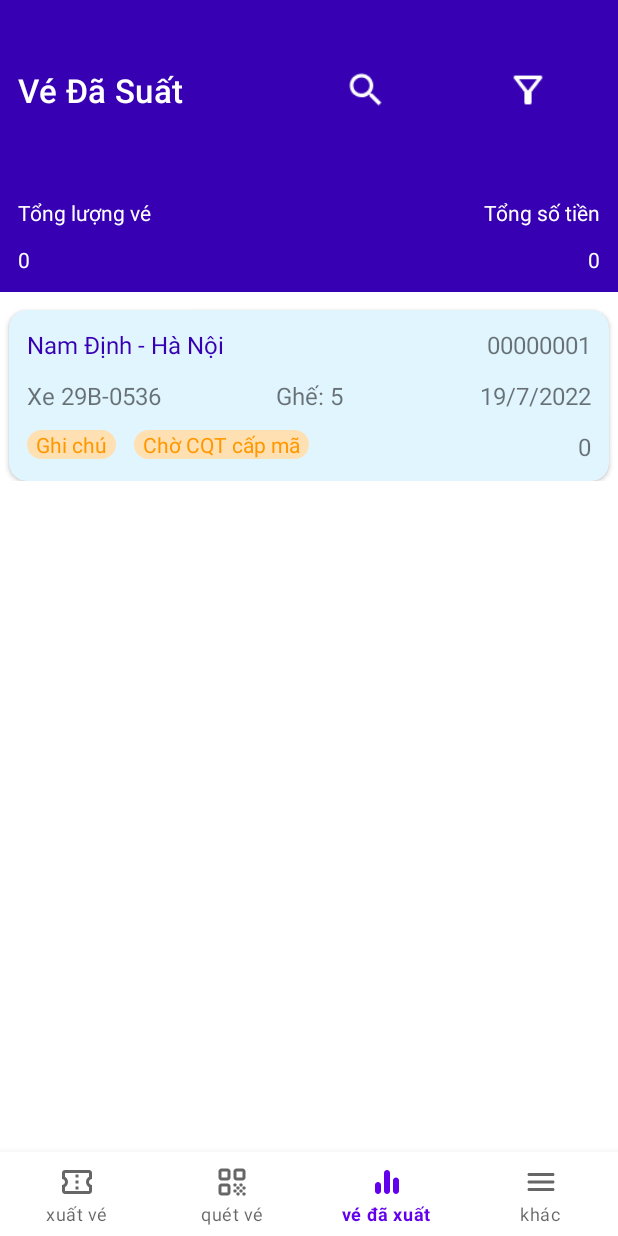
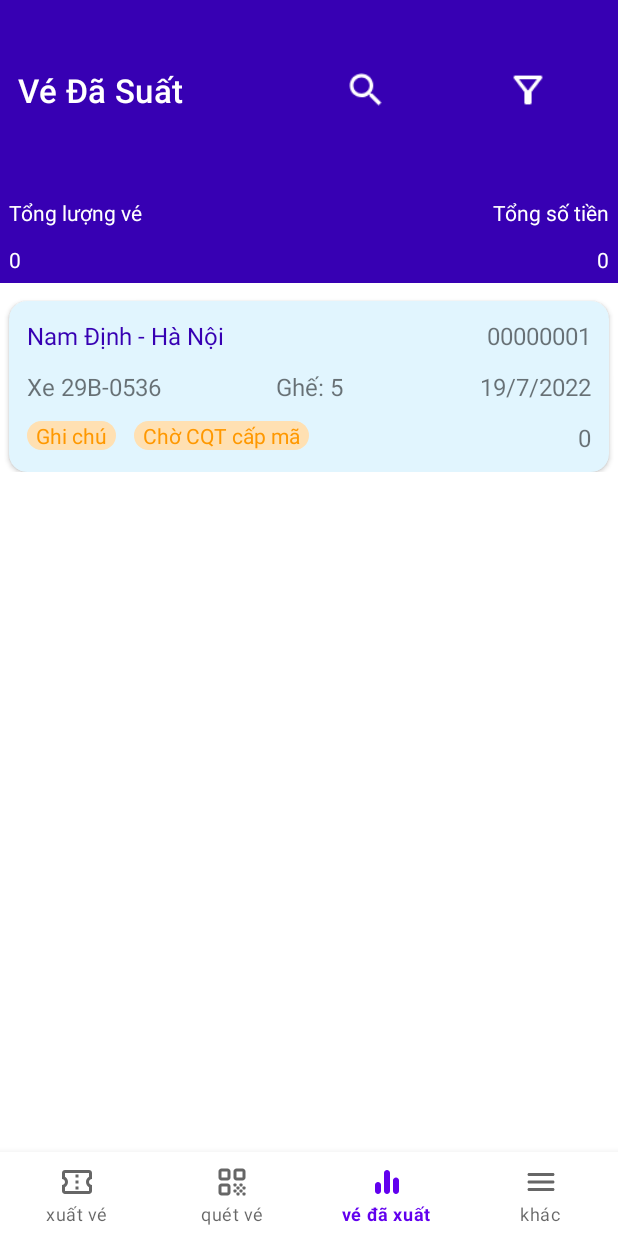
Before and after one commit to Hngdcmnh/mobileD20, an Android app: the screen it shows after launch (MainActivity), on a phone screen of 412 x 824 dp. Run offline under Robolectric (Android 15) with nearby library versions, the phone set to English and light mode, and no system bars; our stand-ins replace navigation-ui.

Commit message:
sửa lại phần layout_ve_da_xuat thành Linear > Constrain >Views

```diff
--- a/app/src/main/res/layout/fragment_ve_da_xuat.xml
+++ b/app/src/main/res/layout/fragment_ve_da_xuat.xml
@@ -13,8 +13,8 @@
         android:id="@+id/action_bar_for_search"
         android:layout_width="match_parent"
         android:layout_height="wrap_content"
-        app:layout_constraintTop_toTopOf="parent"
-        android:background="@color/purple_700">
+        android:background="@color/purple_700"
+        app:layout_constraintTop_toTopOf="parent">
 
         <ImageView
             android:id="@+id/filter_button"
@@ -43,23 +43,18 @@
             android:layout_height="wrap_content"
             app:layout_constraintEnd_toStartOf="@+id/filter_button"
             app:layout_constraintStart_toStartOf="parent"
-            app:layout_constraintTop_toTopOf="parent"
-            app:layout_constraintTop_toBottomOf="parent"/>
+            app:layout_constraintTop_toBottomOf="parent"
+            app:layout_constraintTop_toTopOf="parent" />
     </androidx.constraintlayout.widget.ConstraintLayout>
 
     <androidx.constraintlayout.widget.ConstraintLayout
         android:layout_width="match_parent"
         android:layout_height="wrap_content"
-        android:background="@color/purple_700">
-
-        <androidx.constraintlayout.widget.ConstraintLayout
-            android:layout_width="wrap_content"
-            android:layout_height="wrap_content"
-            android:layout_margin="12dp"
-            android:layout_marginBottom="12dp"
-            app:layout_constraintBottom_toBottomOf="parent"
-            app:layout_constraintStart_toStartOf="parent"
-            app:layout_constraintTop_toTopOf="parent">
+        android:background="@color/purple_700"
+        android:paddingTop="12dp"
+        android:paddingStart="6dp"
+        android:paddingEnd="6dp"
+        android:paddingBottom="6dp">
 
         <TextView
             android:id="@+id/tv_text_tong_luong_ve"
@@ -78,16 +73,6 @@
             android:textColor="@color/white"
             app:layout_constraintStart_toStartOf="parent"
             app:layout_constraintTop_toBottomOf="@+id/tv_text_tong_luong_ve" />
-        </androidx.constraintlayout.widget.ConstraintLayout>
-
-        <androidx.constraintlayout.widget.ConstraintLayout
-            android:layout_width="wrap_content"
-            android:layout_height="wrap_content"
-            android:layout_margin="12dp"
-            android:layout_marginBottom="12dp"
-            app:layout_constraintBottom_toBottomOf="parent"
-            app:layout_constraintEnd_toEndOf="parent"
-            app:layout_constraintTop_toTopOf="parent">
 
         <TextView
             android:id="@+id/tv_text_tong_tien"
@@ -95,7 +80,7 @@
             android:layout_height="wrap_content"
             android:text="Tổng số tiền"
             android:textColor="@color/white"
-                app:layout_constraintStart_toStartOf="parent"
+            app:layout_constraintEnd_toEndOf="parent"
             app:layout_constraintTop_toTopOf="parent" />
 
         <TextView
@@ -106,7 +91,6 @@
             android:textColor="@color/white"
             app:layout_constraintEnd_toEndOf="parent"
             app:layout_constraintTop_toBottomOf="@+id/tv_text_tong_tien" />
-        </androidx.constraintlayout.widget.ConstraintLayout>
 
     </androidx.constraintlayout.widget.ConstraintLayout>
 
@@ -114,7 +98,6 @@
         android:layout_width="match_parent"
         android:layout_height="wrap_content">
 
-        <include
-            layout="@layout/item" />
+        <include layout="@layout/item" />
     </androidx.core.widget.NestedScrollView>
 </LinearLayout>
```
Lines whose indentation alone changed are shown as unchanged.
